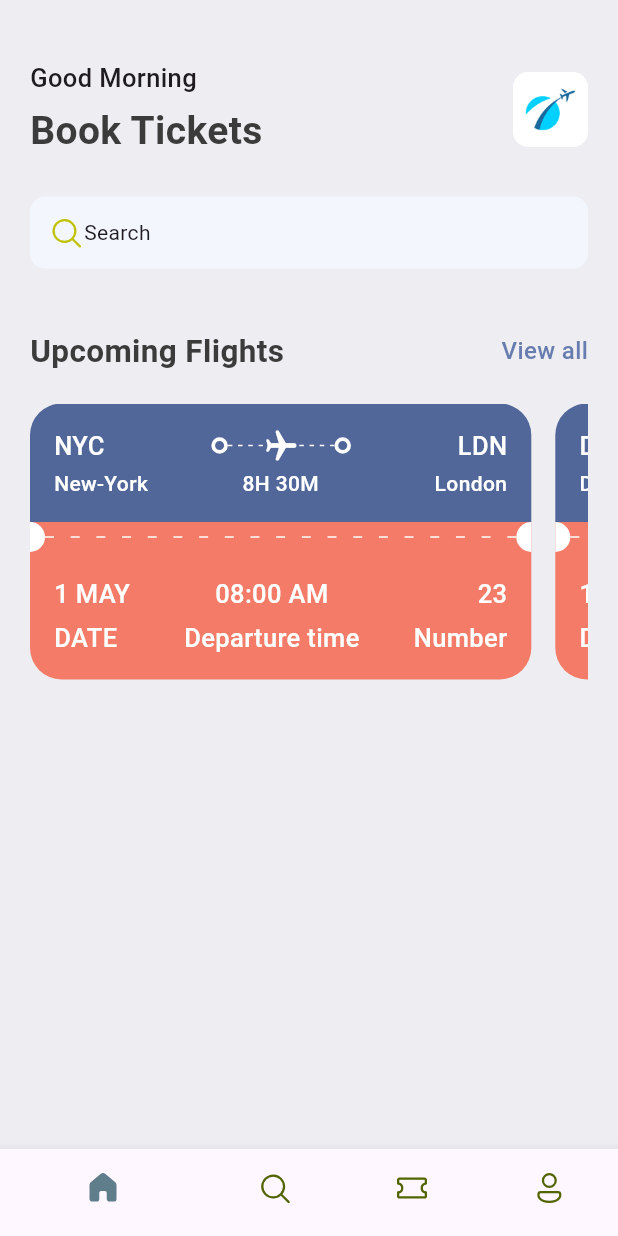
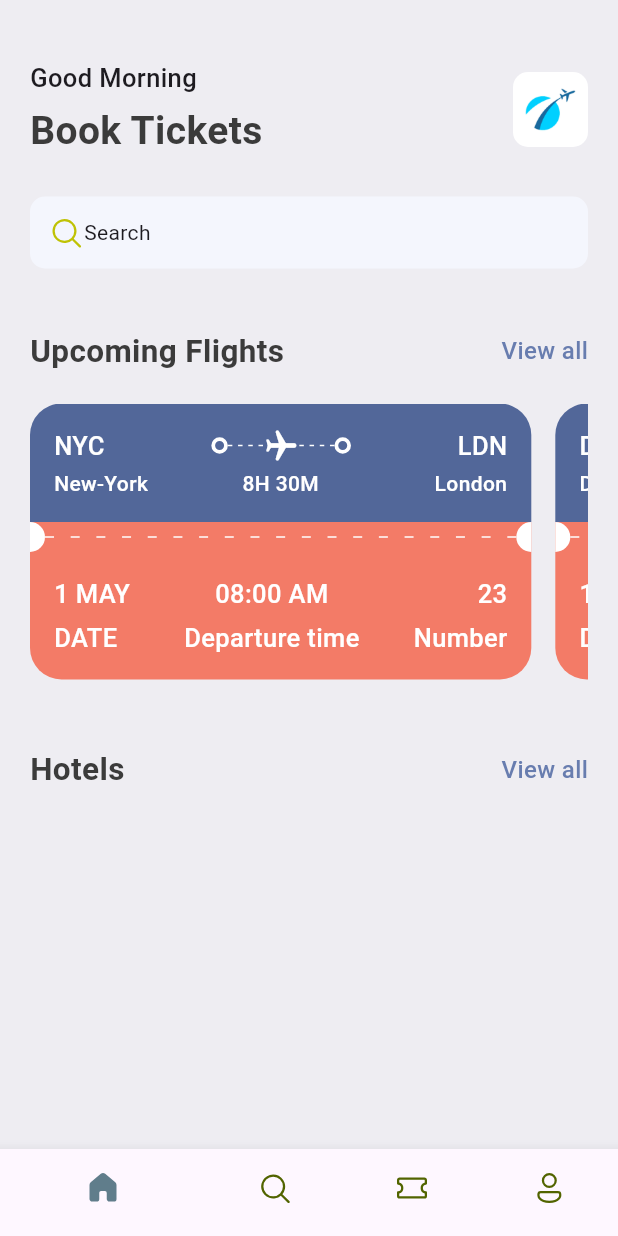
Before and after one commit to rodgers-munene/ticket_app, a Flutter app: the screen it shows after launch, on a phone screen of 412 x 824 dp. Run offline on Flutter 3.47's test engine with Material 3 defaults, Android fonts, the phone set to English and light mode, and no system bars; our stand-ins replace fluentui_icons.

Commit message:
flutter navigation: Navigator.pushNamed

```diff
--- a/lib/base/widgets/app_double_text.dart
+++ b/lib/base/widgets/app_double_text.dart
@@ -7,10 +7,12 @@ class AppDoubleText extends StatelessWidget {
     super.key,
     required this.bigText,
     required this.smallText,
+    required this.func
   });
 
   final String bigText;
   final String smallText;
+  final VoidCallback func;
 
   @override
   Widget build(BuildContext context) {
@@ -19,14 +21,7 @@ class AppDoubleText extends StatelessWidget {
       children: [
         Text(bigText, style: AppStyles.headLineStyle2),
         InkWell(
-          onTap: () {
-            Navigator.push(
-              context,
-              MaterialPageRoute<void>(
-                builder: (BuildContext context) => const AllTickets(),
-              ),
-            );
-          },
+          onTap: func,
           child: Text(
             smallText,
             style: AppStyles.textStyle.copyWith(color: AppStyles.primaryColor),
--- a/lib/base/widgets/ticket_view.dart
+++ b/lib/base/widgets/ticket_view.dart
@@ -9,7 +9,8 @@ import 'package:ticket_app/base/widgets/text_style_third.dart';
 
 class TicketView extends StatelessWidget {
   final Map<String, dynamic> ticket;
-  const TicketView({super.key, required this.ticket});
+  final bool wholeScreen;
+  const TicketView({super.key, required this.ticket, this.wholeScreen = false});
 
   @override
   Widget build(BuildContext context) {
@@ -19,7 +20,7 @@ class TicketView extends StatelessWidget {
       width: size.width * 0.85,
       height: 189,
       child: Container(
-        margin: EdgeInsets.only(right: 16),
+        margin: EdgeInsets.only(right: wholeScreen? 0: 16),
         child: Column(
           children: [
             // blue part of ticket
--- a/lib/main.dart
+++ b/lib/main.dart
@@ -1,5 +1,7 @@
 import 'package:flutter/material.dart';
 import 'package:ticket_app/base/bottom_navbar.dart';
+import 'package:ticket_app/screens/all_hotels.dart';
+import 'package:ticket_app/screens/all_tickets.dart';
 
 void main() {
   runApp(const MyApp());
@@ -13,7 +15,11 @@ class MyApp extends StatelessWidget {
     return MaterialApp(
       title: 'Ticket App',
       debugShowCheckedModeBanner: false,
-      home: BottomNavbar(),
+      routes: {
+        "/": (context) => BottomNavbar(),
+        "/all_tickets": (context) => AllTickets(),
+        "/all_hotels": (context) => AllHotels(),
+      },
     );
   }
 }
--- a/lib/screens/home_screen.dart
+++ b/lib/screens/home_screen.dart
@@ -65,7 +65,13 @@ class HomeScreen extends StatelessWidget {
                   ),
                 ),
                 SizedBox(height: 40,),
-                AppDoubleText(bigText: "Upcoming Flights", smallText: "View all",),
+                AppDoubleText(
+                  bigText: "Upcoming Flights",
+                  smallText: "View all",
+                  func: () {
+                    Navigator.pushNamed(context, "/all_tickets");
+                  }
+                ),
                 SizedBox(height: 20,),
                 SingleChildScrollView(
                   scrollDirection: Axis.horizontal,
@@ -73,7 +79,15 @@ class HomeScreen extends StatelessWidget {
                     children: ticketList.take(2).map((item) => TicketView(ticket: item)).toList()
                     ,
                   ),
-                )
+                ),
+                SizedBox(height: 40,),
+                AppDoubleText(
+                  bigText: "Hotels",
+                  smallText: "View all",
+                  func: () {
+                    Navigator.pushNamed(context, "/all_hotels");
+                  },
+                  )
               ],
             ),
           ),
```
Also changed, not shown: lib/screens/all_hotels.dart (added, +12 -0 lines), lib/screens/all_tickets.dart (+18 -1 lines).
